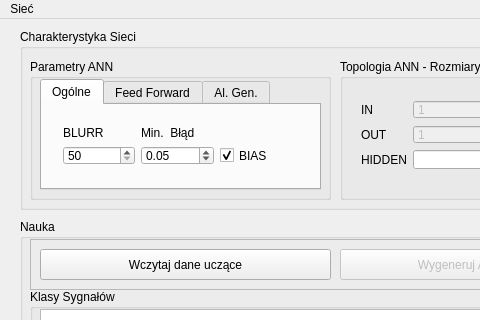
Qt form mainwindow.ui (coyote443/NeuralNetForMarket) before a commit; both pictures show x 0 to 480 and y 0 to 320 of the 941 by 671 pixel window.
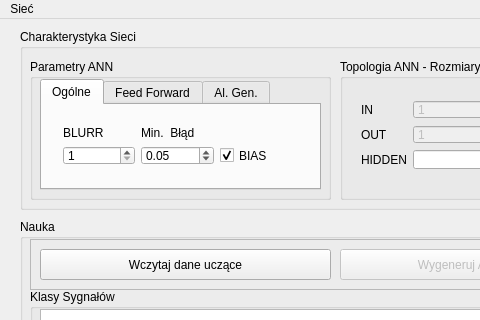
The same form after that commit.

```diff
--- a/mainwindow.ui
+++ b/mainwindow.ui
@@ -237,7 +237,7 @@
               <string>&lt;html&gt;&lt;head/&gt;&lt;body&gt;&lt;p&gt;Określa po ilu próbkach ma nastąpić obliczenie średniej wartości błędu.&lt;/p&gt;&lt;/body&gt;&lt;/html&gt;</string>
              </property>
              <property name="minimum">
-              <number>50</number>
+              <number>1</number>
              </property>
              <property name="maximum">
               <number>10000</number>
```
